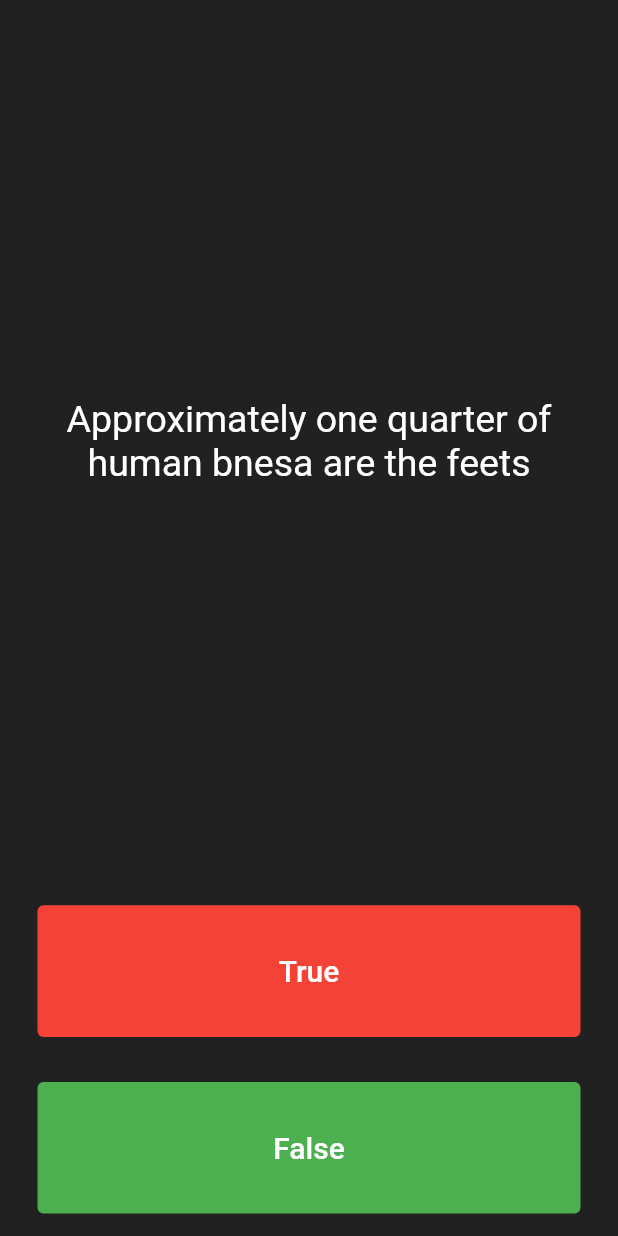
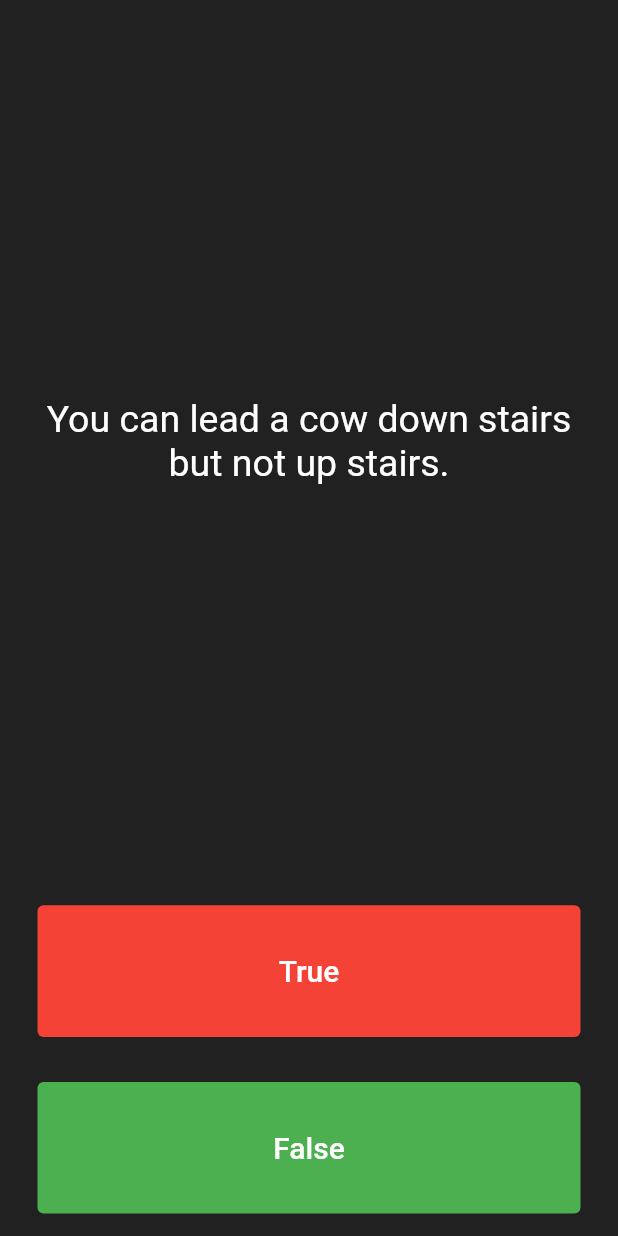
Before and after one commit to SUFFOSOHRAOUL/Quizapp, a Flutter app: the screen it shows after launch, after a tap on "True", after a tap on "False", on a phone screen of 412 x 824 dp. Run offline on Flutter 3.47's test engine with Material 2 defaults, Android fonts, the phone set to English and light mode, and no system bars.

Commit message:
abstraction with dart creating smaller modules to solve a particular problem

```diff
--- a/lib/main.dart
+++ b/lib/main.dart
@@ -1,6 +1,8 @@
 import 'package:flutter/material.dart';
 import 'question.dart';
+import 'quizbrian.dart';
 
+QuizBrian quizBrian = QuizBrian();
 void main() {
   runApp(QuizApp());
 }
@@ -35,11 +37,7 @@ class _QuizPageState extends State<QuizPage> {
    List<Icon> scoreKeeper = [];
 
 
-   List<Question> questionBank = [
-    Question('you lead a cow up the stairs but nit down the stairs', false),
-    Question('Approximately one quarter of human bnesa are the feets', true),
-    Question('A slug\'s blood is green',  true),
-   ];
+
   int questionNumber = 0;
   Widget build(BuildContext context) {
     return Column(
@@ -51,7 +49,7 @@ class _QuizPageState extends State<QuizPage> {
           child: Padding(padding: EdgeInsets.all(10.0),
           child: Center(
             child: Text(
-              questionBank[questionNumber].questionText,
+              quizBrian.questionBank[questionNumber].questionText,
               textAlign: TextAlign.center,
               style: TextStyle(
                 fontSize: 25.0,
@@ -76,7 +74,7 @@ class _QuizPageState extends State<QuizPage> {
               ),
               onPressed: () {
                 setState(() {
-                  bool correctAnswer =questionBank[questionNumber].answerText;
+                  bool correctAnswer =quizBrian.questionBank[questionNumber].answerText;
                   if(correctAnswer==true){
                     print('good answer');
                   }
@@ -111,7 +109,7 @@ class _QuizPageState extends State<QuizPage> {
               ),
               onPressed: () {
                 //The user picked false.
-                 bool correctAnswer =questionBank[questionNumber].answerText;
+                 bool correctAnswer =quizBrian.questionBank[questionNumber].answerText;
                   if(correctAnswer==false){
                     print('good answer');
                   }
```
Also changed, not shown: lib/quizbrian.dart (added, +33 -0 lines).
